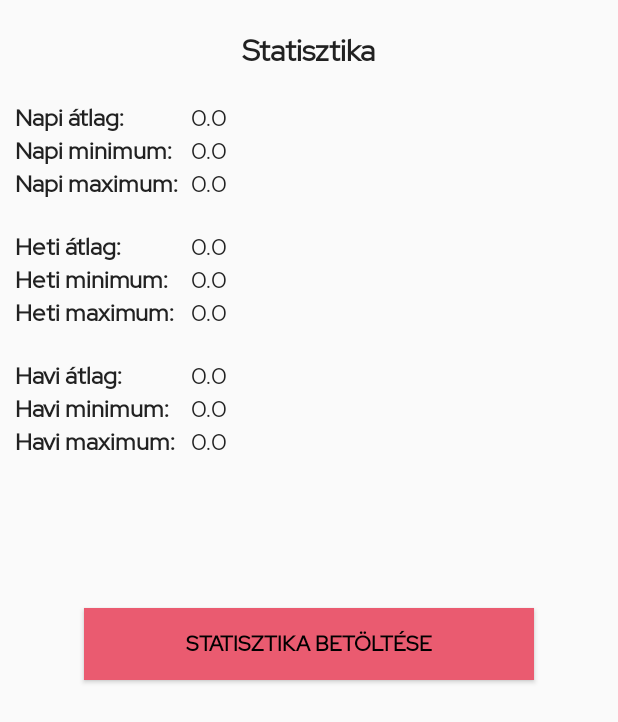
After one commit to anna-ru/MyDiabKids, an Android app: the StatisticsFragment screen opened through its navigation route, on a phone screen of 412 x 824 dp. The commit adds this screen. Shown: the top 722 px of the screen. Run offline under Robolectric (Android 15) with nearby library versions, the phone set to English and light mode, and no system bars; our stand-ins replace navigation-ui; libraries missing offline, so code that uses them is left out: com.influxdb.client, com.influxdb.query; 1 statement that could not run was skipped.

Commit message:
Sensor statistics panel added

```diff
--- /dev/null
+++ b/app/src/main/java/com/example/mydiabkids/glucosevalues/sensor/StatisticsFragment.java
@@ -0,0 +1,194 @@
+package com.example.mydiabkids.glucosevalues.sensor;
+
+import android.os.Bundle;
+
+import androidx.annotation.NonNull;
+import androidx.annotation.Nullable;
+import androidx.fragment.app.Fragment;
+
+import android.os.Handler;
+import android.util.Log;
+import android.view.LayoutInflater;
+import android.view.View;
+import android.view.ViewGroup;
+import android.widget.Button;
+import android.widget.TextView;
+
+import com.example.mydiabkids.R;
+import com.influxdb.client.InfluxDBClient;
+import com.influxdb.client.InfluxDBClientFactory;
+import com.influxdb.client.QueryApi;
+import com.influxdb.query.FluxRecord;
+import com.influxdb.query.FluxTable;
+
+import java.text.DecimalFormat;
+import java.time.Instant;
+import java.time.ZoneId;
+import java.time.temporal.ChronoUnit;
+import java.util.List;
+
+public class StatisticsFragment extends Fragment {
+
+    TextView dAvg, wAvg, mAvg, dMin, wMin, mMin, dMax, wMax, mMax;
+    Button start;
+    MyHandlerThread myHandlerThread;
+    Handler mainHandler;
+    private final DecimalFormat df = new DecimalFormat("#.#");
+    private final ZoneId id = ZoneId.of("Europe/Budapest");
+
+    public StatisticsFragment() {
+        // Required empty public constructor
+    }
+
+    @Override
+    public View onCreateView(LayoutInflater inflater, ViewGroup container,
+                             Bundle savedInstanceState) {
+        View view = inflater.inflate(R.layout.fragment_statistics, container, false);
+        dAvg = view.findViewById(R.id.d_avg);
+        dMin = view.findViewById(R.id.d_min);
+        dMax = view.findViewById(R.id.d_max);
+        wAvg = view.findViewById(R.id.w_avg);
+        wMin = view.findViewById(R.id.w_min);
+        wMax = view.findViewById(R.id.w_max);
+        mAvg = view.findViewById(R.id.m_avg);
+        mMin = view.findViewById(R.id.m_min);
+        mMax = view.findViewById(R.id.m_max);
+        start = view.findViewById(R.id.view_statistics_btn);
+
+        myHandlerThread = new MyHandlerThread("Sensor statistics");
+        myHandlerThread.start();
+        myHandlerThread.prepareHandler();
+
+        mainHandler = new Handler();
+        return view;
+    }
+
+    @Override
+    public void onViewCreated(@NonNull View view, @Nullable Bundle savedInstanceState) {
+        super.onViewCreated(view, savedInstanceState);
+
+        start.setOnClickListener(view1 -> myHandlerThread.postTask(loadStatistics));
+    }
+
+    Runnable loadStatistics = new Runnable() {
+        double dAvg_ = 0, dMin_=0, dMax_=0, wAvg_=0, wMin_=0, wMax_=0, mAvg_=0, mMin_=0, mMax_=0;
+
+        @Override
+        public void run() {
+            char[] token = "3NJ0Z0T1NSsJVx3CYNBXFSki7hKZqiSguAa63oHmUNEHvOGd6urEIV99mTptcMnWHXAdku4ZNFfajiUwUDxMPg==".toCharArray();
+            String bucket = "GlucoseValues";
+            String org = "MyDiabKids";
+            InfluxDBClient client = InfluxDBClientFactory.create("http://192.168.1.137:8086", token, org, bucket);
+
+            Instant stopTime = Instant.now();
+            Instant startTimeDay, startTimeWeek, startTimeMonth;
+            long minusWeekTime, minusMonthTime;
+
+            long minusDayTime = stopTime.atZone(id).getHour();
+            startTimeDay = stopTime.minus(minusDayTime, ChronoUnit.HOURS);
+
+            int today = stopTime.atZone(id).getDayOfWeek().getValue(); //Get the number of the day of the week
+            minusWeekTime = minusDayTime + (today-1)*24;
+            startTimeWeek = stopTime.minus(minusWeekTime, ChronoUnit.HOURS);
+
+            int dayOfMonth = stopTime.atZone(id).getDayOfMonth();
+            minusMonthTime = minusDayTime + (dayOfMonth-1)*24;
+            startTimeMonth = stopTime.minus(minusMonthTime, ChronoUnit.HOURS);
+
+            String queryDAvg = "from(bucket: \"GlucoseValues\") |> range(start: " + startTimeDay + ", stop: " + stopTime
+                    + ") |> movingAverage(n: 288)";
+            String queryDMax = "from(bucket: \"GlucoseValues\") |> range(start: " + startTimeDay + ", stop: " + stopTime + ") |> max()";
+            String queryDMin = "from(bucket: \"GlucoseValues\") |> range(start: " + startTimeDay + ", stop: " + stopTime + ") |> min()";
+            String queryWAvg = "from(bucket: \"GlucoseValues\") |> range(start: " + startTimeWeek + ", stop: "
+                    + stopTime +") |> movingAverage(n: 2016)";
+            String queryWMax = "from(bucket: \"GlucoseValues\") |> range(start: " + startTimeWeek + ", stop: " + stopTime +") |> max()";
+            String queryWMin = "from(bucket: \"GlucoseValues\") |> range(start: " + startTimeWeek + ", stop: "  + stopTime +") |> min()";
+            String queryMAvg = "from(bucket: \"GlucoseValues\") |> range(start: " + startTimeMonth + ", stop: " + stopTime +
+            ") |> movingAverage(n: 8640)";
+            String queryMMax = "from(bucket: \"GlucoseValues\") |> range(start: " + startTimeMonth + ", stop: " + stopTime + ") |> max()";
+            String queryMMin = "from(bucket: \"GlucoseValues\") |> range(start: " + startTimeMonth + ", stop: " + stopTime + ") |> min()";
+            try{
+                QueryApi queryApi = client.getQueryApi();
+                //Daily average, max, min
+                List<FluxTable> tables = queryApi.query(queryDAvg);
+                for (FluxTable fluxTable : tables) {
+                    List<FluxRecord> records = fluxTable.getRecords();
+                    for (FluxRecord fluxRecord : records) {
+                        dAvg_ = (double) fluxRecord.getValueByKey("_value");
+                    }
+                }
+                tables = queryApi.query(queryDMax);
+                for (FluxTable fluxTable : tables) {
+                    List<FluxRecord> records = fluxTable.getRecords();
+                    for (FluxRecord fluxRecord : records) {
+                        dMax_ = (double) fluxRecord.getValueByKey("_value");
+                    }
+                }
+                tables = queryApi.query(queryDMin);
+                for (FluxTable fluxTable : tables) {
+                    List<FluxRecord> records = fluxTable.getRecords();
+                    for (FluxRecord fluxRecord : records) {
+                        dMin_ = (double) fluxRecord.getValueByKey("_value");
+                    }
+                }
+                //Weekly average, max, min
+                tables = queryApi.query(queryWAvg);
+                for (FluxTable fluxTable : tables) {
+                    List<FluxRecord> records = fluxTable.getRecords();
+                    for (FluxRecord fluxRecord : records) {
+                        wAvg_ = (double) fluxRecord.getValueByKey("_value");
+                    }
+                }
+                tables = queryApi.query(queryWMax);
+                for (FluxTable fluxTable : tables) {
+                    List<FluxRecord> records = fluxTable.getRecords();
+                    for (FluxRecord fluxRecord : records) {
+                        wMax_ = (double) fluxRecord.getValueByKey("_value");
+                    }
+                }
+                tables = queryApi.query(queryWMin);
+                for (FluxTable fluxTable : tables) {
+                    List<FluxRecord> records = fluxTable.getRecords();
+                    for (FluxRecord fluxRecord : records) {
+                        wMin_ = (double) fluxRecord.getValueByKey("_value");
+                    }
+                }
+                //Monthly average, max, min
+                tables = queryApi.query(queryMAvg);
+                for (FluxTable fluxTable : tables) {
+                    List<FluxRecord> records = fluxTable.getRecords();
+                    for (FluxRecord fluxRecord : records) {
+                        mAvg_ = (double) fluxRecord.getValueByKey("_value");
+                    }
+                }
+                tables = queryApi.query(queryMMax);
+                for (FluxTable fluxTable : tables) {
+                    List<FluxRecord> records = fluxTable.getRecords();
+                    for (FluxRecord fluxRecord : records) {
+                        mMax_ = (double) fluxRecord.getValueByKey("_value");
+                    }
+                }
+                tables = queryApi.query(queryMMin);
+                for (FluxTable fluxTable : tables) {
+                    List<FluxRecord> records = fluxTable.getRecords();
+                    for (FluxRecord fluxRecord : records) {
+                        mMin_ = (double) fluxRecord.getValueByKey("_value");
+                    }
+                }
+            }catch (Exception e){
+                Log.e("Statistics", e.getMessage());
+            }
+            mainHandler.post(() -> {
+                dAvg.setText(df.format(dAvg_));
+                dMin.setText(df.format(dMin_));
+                dMax.setText(df.format(dMax_));
+                wAvg.setText(df.format(wAvg_));
+                wMin.setText(df.format(wMin_));
+                wMax.setText(df.format(wMax_));
+                mAvg.setText(df.format(mAvg_));
+                mMin.setText(df.format(mMin_));
+                mMax.setText(df.format(mMax_));
+            });
+        }
+    };
+}
--- /dev/null
+++ b/app/src/main/res/layout/fragment_statistics.xml
@@ -0,0 +1,213 @@
+<?xml version="1.0" encoding="utf-8"?>
+<RelativeLayout xmlns:android="http://schemas.android.com/apk/res/android"
+    xmlns:tools="http://schemas.android.com/tools"
+    android:layout_width="match_parent"
+    android:layout_height="match_parent"
+    xmlns:app="http://schemas.android.com/apk/res-auto"
+    tools:context=".glucosevalues.sensor.StatisticsFragment">
+
+    <TextView
+        android:layout_width="wrap_content"
+        android:layout_height="wrap_content"
+        style="@style/TitleText"
+        android:text="Statisztika"
+        android:id="@+id/stat_title"/>
+
+    <TextView
+        android:layout_width="wrap_content"
+        android:layout_height="wrap_content"
+        style="@style/LittleTextStyle"
+        android:text="Napi átlag:"
+        android:layout_below="@id/stat_title"
+        android:layout_marginStart="10dp"
+        android:textStyle="bold"
+        android:id="@+id/daily_avg"/>
+
+    <TextView
+        android:layout_width="wrap_content"
+        android:layout_height="wrap_content"
+        style="@style/LittleTextStyle"
+        android:text="0.0"
+        android:layout_below="@id/stat_title"
+        android:layout_toEndOf="@id/monthly_max"
+        android:layout_marginStart="10dp"
+        android:id="@+id/d_avg"/>
+
+    <TextView
+        android:layout_width="wrap_content"
+        android:layout_height="wrap_content"
+        style="@style/LittleTextStyle"
+        android:text="Heti átlag:"
+        android:layout_below="@id/daily_max"
+        android:layout_marginStart="10dp"
+        android:layout_marginTop="20dp"
+        android:textStyle="bold"
+        android:id="@+id/weeky_avg"/>
+
+    <TextView
+        android:layout_width="wrap_content"
+        android:layout_height="wrap_content"
+        style="@style/LittleTextStyle"
+        android:text="0.0"
+        android:layout_marginTop="20dp"
+        android:layout_below="@id/d_max"
+        android:layout_toEndOf="@id/monthly_max"
+        android:layout_marginStart="10dp"
+        android:id="@+id/w_avg"/>
+
+    <TextView
+        android:layout_width="wrap_content"
+        android:layout_height="wrap_content"
+        style="@style/LittleTextStyle"
+        android:text="Havi átlag:"
+        android:layout_below="@id/weekly_max"
+        android:layout_marginStart="10dp"
+        android:layout_marginTop="20dp"
+        android:textStyle="bold"
+        android:id="@+id/monthly_avg"/>
+
+    <TextView
+        android:layout_width="wrap_content"
+        android:layout_height="wrap_content"
+        style="@style/LittleTextStyle"
+        android:text="0.0"
+        android:layout_below="@id/w_max"
+        android:layout_toEndOf="@id/monthly_max"
+        android:layout_marginStart="10dp"
+        android:layout_marginTop="20dp"
+        android:id="@+id/m_avg"/>
+
+    <TextView
+        android:layout_width="wrap_content"
+        android:layout_height="wrap_content"
+        style="@style/LittleTextStyle"
+        android:text="Napi minimum:"
+        android:layout_below="@id/daily_avg"
+        android:layout_marginStart="10dp"
+        android:textStyle="bold"
+        android:id="@+id/daily_min"/>
+
+    <TextView
+        android:layout_width="wrap_content"
+        android:layout_height="wrap_content"
+        style="@style/LittleTextStyle"
+        android:text="0.0"
+        android:layout_below="@id/d_avg"
+        android:layout_toEndOf="@id/monthly_max"
+        android:layout_marginStart="10dp"
+        android:id="@+id/d_min"/>
+
+    <TextView
+        android:layout_width="wrap_content"
+        android:layout_height="wrap_content"
+        style="@style/LittleTextStyle"
+        android:text="Napi maximum:"
+        android:layout_below="@id/daily_min"
+        android:layout_marginStart="10dp"
+        android:textStyle="bold"
+        android:id="@+id/daily_max"/>
+
+    <TextView
+        android:layout_width="wrap_content"
+        android:layout_height="wrap_content"
+        style="@style/LittleTextStyle"
+        android:text="0.0"
+        android:layout_below="@id/d_min"
+        android:layout_toEndOf="@id/monthly_max"
+        android:layout_marginStart="10dp"
+        android:id="@+id/d_max"/>
+
+    <TextView
+        android:layout_width="wrap_content"
+        android:layout_height="wrap_content"
+        style="@style/LittleTextStyle"
+        android:text="Heti minimum:"
+        android:layout_below="@id/weeky_avg"
+        android:layout_marginStart="10dp"
+        android:textStyle="bold"
+        android:id="@+id/weekly_min"/>
+
+    <TextView
+        android:layout_width="wrap_content"
+        android:layout_height="wrap_content"
+        style="@style/LittleTextStyle"
+        android:text="0.0"
+        android:layout_below="@id/w_avg"
+        android:layout_toEndOf="@id/monthly_max"
+        android:layout_marginStart="10dp"
+        android:id="@+id/w_min"/>
+
+    <TextView
+        android:layout_width="wrap_content"
+        android:layout_height="wrap_content"
+        style="@style/LittleTextStyle"
+        android:text="Heti maximum:"
+        android:layout_below="@id/weekly_min"
+        android:layout_marginStart="10dp"
+        android:textStyle="bold"
+        android:id="@+id/weekly_max"/>
+
+    <TextView
+        android:layout_width="wrap_content"
+        android:layout_height="wrap_content"
+        style="@style/LittleTextStyle"
+        android:text="0.0"
+        android:layout_below="@id/w_min"
+        android:layout_toEndOf="@id/monthly_max"
+        android:layout_marginStart="10dp"
+        android:id="@+id/w_max"/>
+
+    <TextView
+        android:layout_width="wrap_content"
+        android:layout_height="wrap_content"
+        style="@style/LittleTextStyle"
+        android:text="Havi minimum:"
+        android:layout_below="@id/monthly_avg"
+        android:layout_marginStart="10dp"
+        android:textStyle="bold"
+        android:id="@+id/monthly_min"/>
+
+    <TextView
+        android:layout_width="wrap_content"
+        android:layout_height="wrap_content"
+        style="@style/LittleTextStyle"
+        android:text="0.0"
+        android:layout_below="@id/m_avg"
+        android:layout_toEndOf="@id/monthly_max"
+        android:layout_marginStart="10dp"
+        android:id="@+id/m_min"/>
+
+    <TextView
+        android:layout_width="wrap_content"
+        android:layout_height="wrap_content"
+        style="@style/LittleTextStyle"
+        android:text="Havi maximum:"
+        android:layout_below="@id/monthly_min"
+        android:layout_marginStart="10dp"
+        android:textStyle="bold"
+        android:id="@+id/monthly_max" />
+
+    <TextView
+        android:layout_width="wrap_content"
+        android:layout_height="wrap_content"
+        style="@style/LittleTextStyle"
+        android:text="0.0"
+        android:layout_below="@id/m_min"
+        android:layout_toEndOf="@id/monthly_max"
+        android:layout_marginStart="10dp"
+        android:id="@+id/m_max"/>
+
+    <androidx.appcompat.widget.AppCompatButton
+        android:id="@+id/view_statistics_btn"
+        android:layout_width="300dp"
+        android:layout_height="wrap_content"
+        android:layout_centerHorizontal="true"
+        android:layout_below="@id/m_max"
+        android:text="statisztika betöltése"
+        android:textColor="@color/black"
+        android:layout_marginTop="100dp"
+        app:fontFamily="@font/redhatdisplay"
+        android:textStyle="bold"
+        android:background="?colorPrimary" />
+
+</RelativeLayout>
--- a/app/src/main/res/navigation/nav_graph.xml
+++ b/app/src/main/res/navigation/nav_graph.xml
@@ -84,5 +84,14 @@
         android:id="@+id/sensorFragment"
         android:name="com.example.mydiabkids.glucosevalues.sensor.SensorFragment"
         android:label="fragment_sensor"
-        tools:layout="@layout/fragment_sensor" />
+        tools:layout="@layout/fragment_sensor" >
+        <action
+            android:id="@+id/action_sensorFragment_to_statisticsFragment"
+            app:destination="@id/statisticsFragment" />
+    </fragment>
+    <fragment
+        android:id="@+id/statisticsFragment"
+        android:name="com.example.mydiabkids.glucosevalues.sensor.StatisticsFragment"
+        android:label="fragment_statistics"
+        tools:layout="@layout/fragment_statistics" />
 </navigation>
```
Also changed, not shown: app/src/main/java/com/example/mydiabkids/glucosevalues/sensor/SensorFragment.java (+6 -1 lines), app/src/main/res/layout/fragment_sensor.xml (+13 -0 lines).
